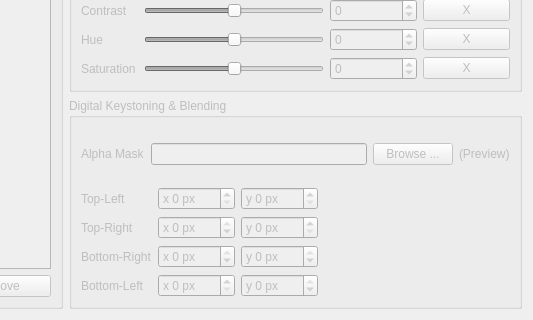
google-code-export/dviz, file src/glvidtex/PlayerSetupDialog.ui: the form before one commit; both pictures show x 385 to 918 and y 429 to 749 of the 918 by 749 pixel window.
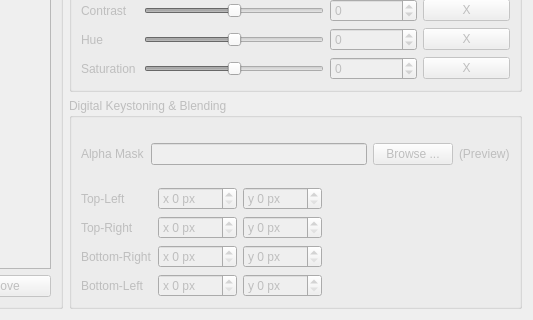
The form after the commit. Custom widgets are drawn as their Qt base class.

What changed in the file:
```diff
--- a/src/glvidtex/PlayerSetupDialog.ui
+++ b/src/glvidtex/PlayerSetupDialog.ui
@@ -870,10 +870,10 @@
                    <string>x </string>
                   </property>
                   <property name="minimum">
-                   <number>-999</number>
+                   <number>0</number>
                   </property>
                   <property name="maximum">
-                   <number>0</number>
+                   <number>9999</number>
                   </property>
                  </widget>
                 </item>
@@ -889,7 +889,7 @@
                    <number>0</number>
                   </property>
                   <property name="maximum">
-                   <number>999</number>
+                   <number>9999</number>
                   </property>
                  </widget>
                 </item>
@@ -909,10 +909,10 @@
                    <string>x </string>
                   </property>
                   <property name="minimum">
-                   <number>-999</number>
+                   <number>0</number>
                   </property>
                   <property name="maximum">
-                   <number>0</number>
+                   <number>9999</number>
                   </property>
                  </widget>
                 </item>
@@ -925,10 +925,10 @@
                    <string>y </string>
                   </property>
                   <property name="minimum">
-                   <number>-999</number>
+                   <number>0</number>
                   </property>
                   <property name="maximum">
-                   <number>0</number>
+                   <number>9999</number>
                   </property>
                  </widget>
                 </item>
@@ -948,7 +948,7 @@
                    <string>x </string>
                   </property>
                   <property name="maximum">
-                   <number>999</number>
+                   <number>9999</number>
                   </property>
                  </widget>
                 </item>
@@ -961,10 +961,10 @@
                    <string>y </string>
                   </property>
                   <property name="minimum">
-                   <number>-999</number>
+                   <number>0</number>
                   </property>
                   <property name="maximum">
-                   <number>0</number>
+                   <number>9999</number>
                   </property>
                  </widget>
                 </item>
```
